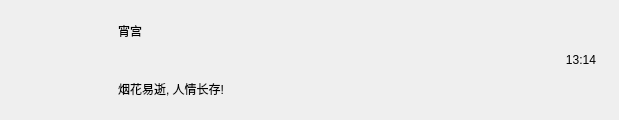
yrc920/xiguchat, file client/xiguchat/chatuserwid.ui: the form before one commit.
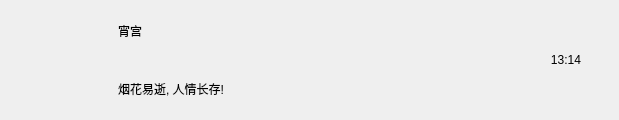
The form after the commit.

```diff
--- a/client/xiguchat/chatuserwid.ui
+++ b/client/xiguchat/chatuserwid.ui
@@ -126,14 +126,14 @@
     <widget class="QWidget" name="time_wid" native="true">
      <property name="minimumSize">
       <size>
-       <width>70</width>
-       <height>70</height>
+       <width>100</width>
+       <height>100</height>
       </size>
      </property>
      <property name="maximumSize">
       <size>
-       <width>70</width>
-       <height>70</height>
+       <width>100</width>
+       <height>100</height>
       </size>
      </property>
      <layout class="QHBoxLayout" name="horizontalLayout_3">
```
